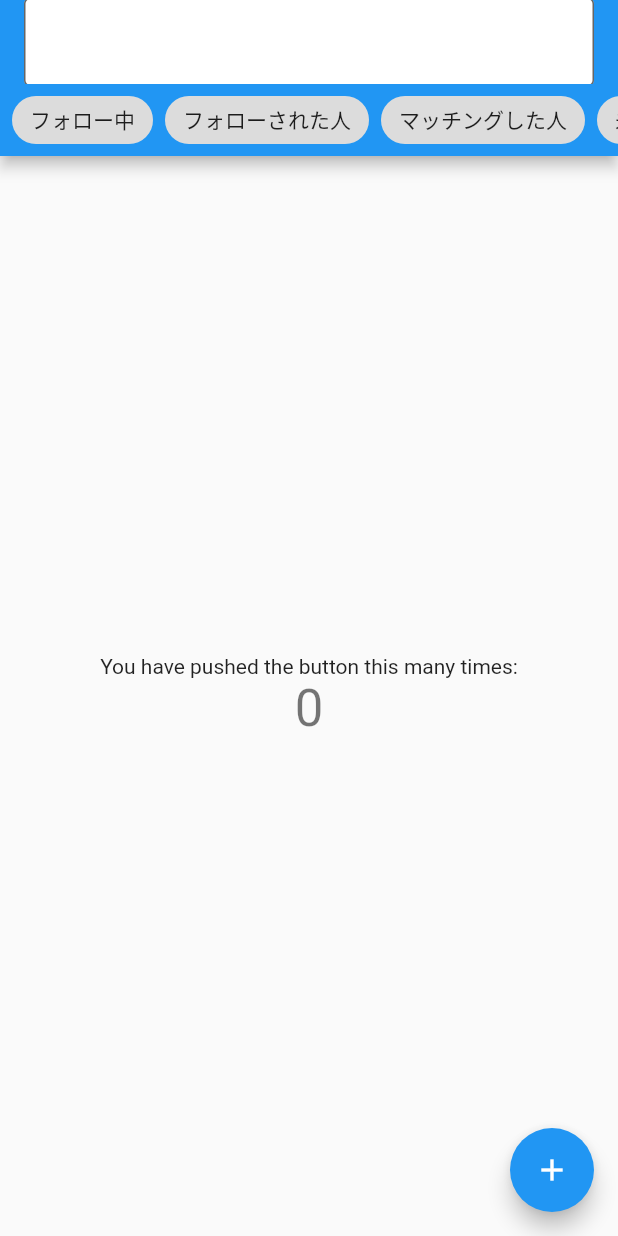
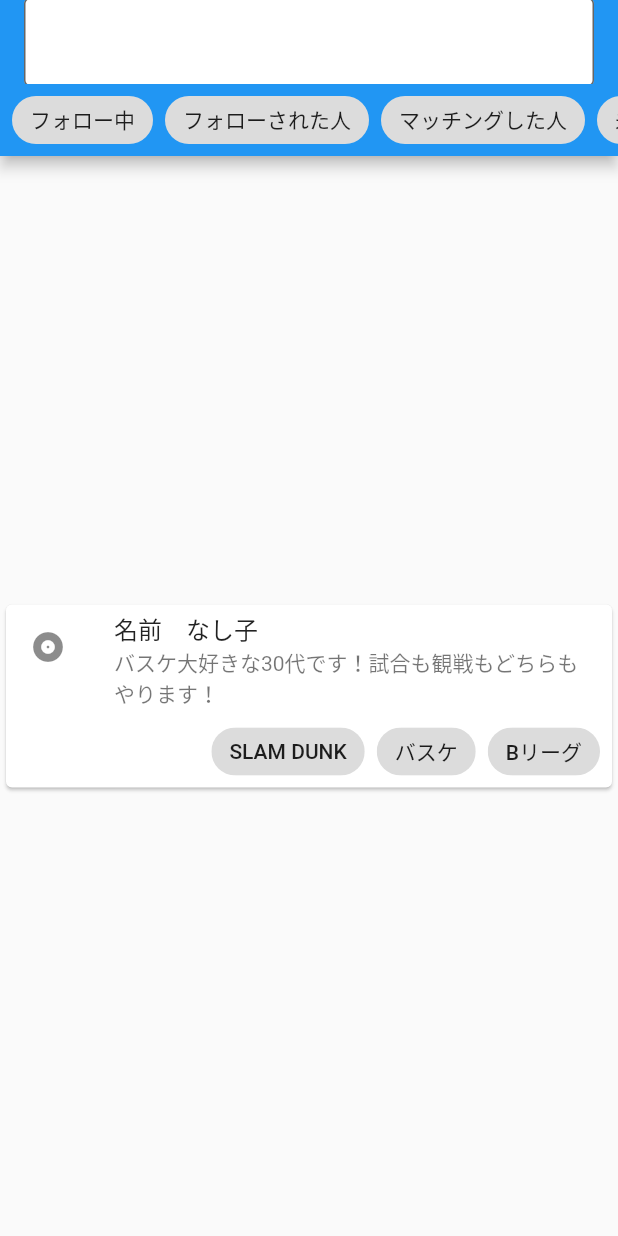
Before and after one commit to yukinkomob/my_app, a Flutter app: the screen it shows after launch, on a phone screen of 412 x 824 dp. Run offline on Flutter 3.47's test engine with Material 2 defaults, Android fonts, the phone set to English and light mode, and no system bars.

Commit message:
カードを追加

```diff
--- a/lib/main.dart
+++ b/lib/main.dart
@@ -120,38 +120,36 @@ class _MyHomePageState extends State<MyHomePage> {
       body: Center(
         // Center is a layout widget. It takes a single child and positions it
         // in the middle of the parent.
-        child: Column(
-          // Column is also a layout widget. It takes a list of children and
-          // arranges them vertically. By default, it sizes itself to fit its
-          // children horizontally, and tries to be as tall as its parent.
-          //
-          // Invoke "debug painting" (press "p" in the console, choose the
-          // "Toggle Debug Paint" action from the Flutter Inspector in Android
-          // Studio, or the "Toggle Debug Paint" command in Visual Studio Code)
-          // to see the wireframe for each widget.
-          //
-          // Column has various properties to control how it sizes itself and
-          // how it positions its children. Here we use mainAxisAlignment to
-          // center the children vertically; the main axis here is the vertical
-          // axis because Columns are vertical (the cross axis would be
-          // horizontal).
-          mainAxisAlignment: MainAxisAlignment.center,
-          children: <Widget>[
-            const Text(
-              'You have pushed the button this many times:',
-            ),
-            Text(
-              '$_counter',
-              style: Theme.of(context).textTheme.headline4,
-            ),
-          ],
+        child: Card(
+          child: Column(
+            mainAxisSize: MainAxisSize.min,
+            children: <Widget>[
+              const ListTile(
+                leading: Icon(Icons.album),
+                title: Text('名前　なし子'),
+                subtitle: Text('バスケ大好きな30代です！試合も観戦もどちらもやります！'),
+              ),
+              Row(
+                mainAxisAlignment: MainAxisAlignment.end,
+                children: <Widget>[
+                  Chip(
+                    label: const Text('SLAM DUNK'),
+                  ),
+                  SizedBox(width: 8),
+                  Chip(
+                    label: const Text('バスケ'),
+                  ),
+                  SizedBox(width: 8),
+                  Chip(
+                    label: const Text('Bリーグ'),
+                  ),
+                  SizedBox(width: 8),
+                ],
+              ),
+            ],
+          ),
         ),
       ),
-      floatingActionButton: FloatingActionButton(
-        onPressed: _incrementCounter,
-        tooltip: 'Increment',
-        child: const Icon(Icons.add),
-      ), // This trailing comma makes auto-formatting nicer for build methods.
     );
   }
 }
```
